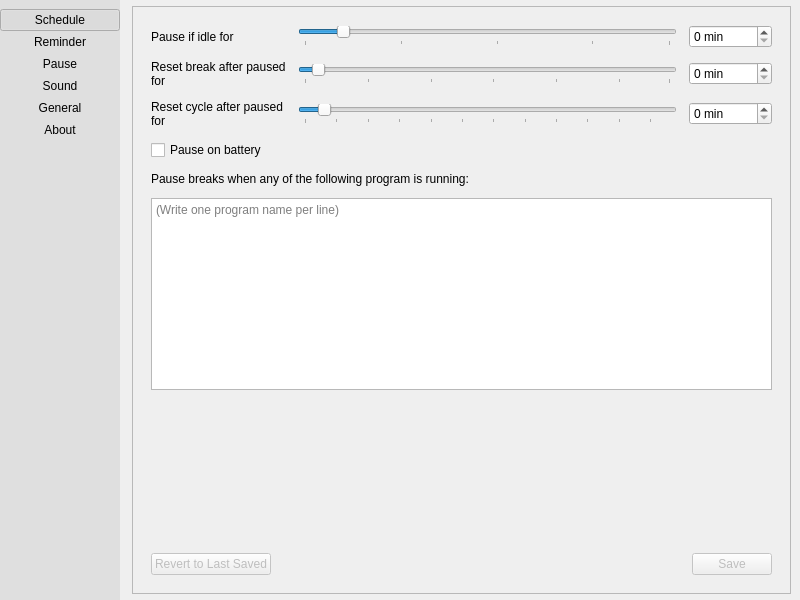
This is src/gui/pref-window.ui in AllanChain/sane-break as Qt 5 draws it before an edit. The edited form follows.
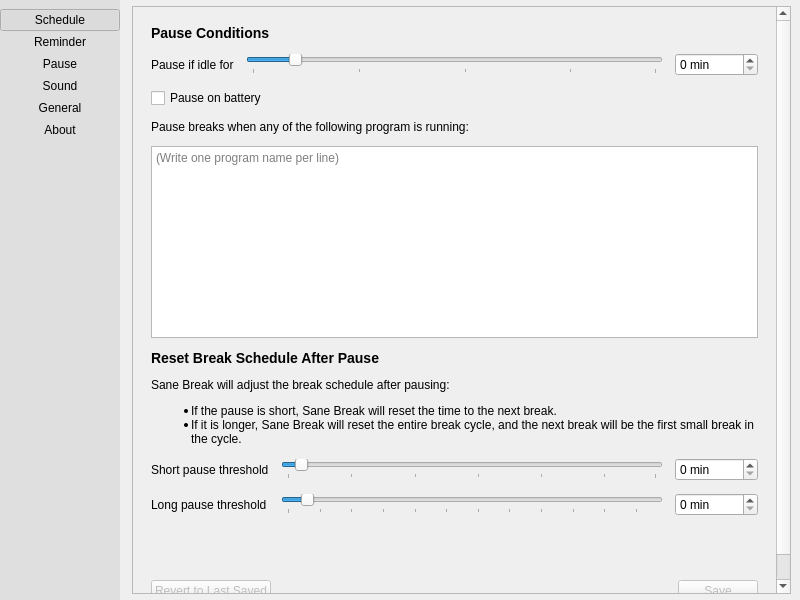
This is the edited form. The open tabs and pages were chosen to show the change. Icons and pictures are not drawn. Custom widgets are drawn as their Qt base class.

Commit message: improve description about reset after pause

```diff
--- a/src/gui/pref-window.ui
+++ b/src/gui/pref-window.ui
@@ -702,110 +702,15 @@
                <number>12</number>
               </property>
               <item>
-               <layout class="QGridLayout" name="gridLayout">
-                <property name="verticalSpacing">
-                 <number>12</number>
+               <widget class="QLabel" name="label_11">
+                <property name="text">
+                 <string>&lt;h3&gt;Pause Conditions&lt;/h3&gt;</string>
                 </property>
-                <item row="2" column="0">
-                 <widget class="QLabel" name="label_15">
-                  <property name="text">
-                   <string>Reset cycle after paused for</string>
-                  </property>
-                  <property name="wordWrap">
-                   <bool>true</bool>
-                  </property>
-                 </widget>
-                </item>
-                <item row="2" column="2">
-                 <widget class="QSpinBox" name="resetCycleBox">
-                  <property name="suffix">
-                   <string> min</string>
-                  </property>
-                  <property name="maximum">
-                   <number>65535</number>
-                  </property>
-                 </widget>
-                </item>
-                <item row="1" column="0">
-                 <widget class="QLabel" name="label_10">
-                  <property name="text">
-                   <string>Reset break after paused for</string>
-                  </property>
-                  <property name="wordWrap">
-                   <bool>true</bool>
-                  </property>
-                 </widget>
-                </item>
-                <item row="2" column="1">
-                 <widget class="SteppedSlider" name="resetCycleSlider">
-                  <property name="minimumSize">
-                   <size>
-                    <width>200</width>
-                    <height>0</height>
-                   </size>
-                  </property>
-                  <property name="minimum">
-                   <number>2</number>
-                  </property>
-                  <property name="maximum">
-                   <number>60</number>
-                  </property>
-                  <property name="value">
-                   <number>5</number>
-                  </property>
-                  <property name="orientation">
-                   <enum>Qt::Orientation::Horizontal</enum>
-                  </property>
-                  <property name="tickPosition">
-                   <enum>QSlider::TickPosition::TicksBelow</enum>
-                  </property>
-                  <property name="tickInterval">
-                   <number>5</number>
-                  </property>
-                 </widget>
-                </item>
-                <item row="1" column="2">
-                 <widget class="QSpinBox" name="resetBreakBox">
-                  <property name="suffix">
-                   <string> min</string>
-                  </property>
-                  <property name="maximum">
-                   <number>65535</number>
-                  </property>
-                 </widget>
-                </item>
-                <item row="0" column="1">
-                 <widget class="SteppedSlider" name="pauseOnIdleSlider">
-                  <property name="minimumSize">
-                   <size>
-                    <width>200</width>
-                    <height>0</height>
-                   </size>
-                  </property>
-                  <property name="minimum">
-                   <number>1</number>
-                  </property>
-                  <property name="maximum">
-                   <number>20</number>
-                  </property>
-                  <property name="pageStep">
-                   <number>0</number>
-                  </property>
-                  <property name="value">
-                   <number>3</number>
-                  </property>
-                  <property name="orientation">
-                   <enum>Qt::Orientation::Horizontal</enum>
-                  </property>
-                  <property name="tickPosition">
-                   <enum>QSlider::TickPosition::TicksBelow</enum>
-                  </property>
-                  <property name="tickInterval">
-                   <number>5</number>
-                  </property>
-                 </widget>
-                </item>
-                <item row="0" column="0">
+               </widget>
+              </item>
+              <item>
+               <layout class="QHBoxLayout" name="horizontalLayout_5">
+                <item>
                  <widget class="QLabel" name="label_7">
                   <property name="toolTip">
                    <string>Sane Break will pause if it detects no activity for this many minutes</string>
@@ -818,8 +723,8 @@
                   </property>
                  </widget>
                 </item>
-                <item row="1" column="1">
-                 <widget class="SteppedSlider" name="resetBreakSlider">
+                <item>
+                 <widget class="SteppedSlider" name="pauseOnIdleSlider">
                   <property name="minimumSize">
                    <size>
                     <width>200</width>
@@ -830,10 +735,13 @@
                    <number>1</number>
                   </property>
                   <property name="maximum">
-                   <number>30</number>
+                   <number>20</number>
+                  </property>
+                  <property name="pageStep">
+                   <number>0</number>
                   </property>
                   <property name="value">
-                   <number>2</number>
+                   <number>3</number>
                   </property>
                   <property name="orientation">
                    <enum>Qt::Orientation::Horizontal</enum>
@@ -846,7 +754,7 @@
                   </property>
                  </widget>
                 </item>
-                <item row="0" column="2">
+                <item>
                  <widget class="QSpinBox" name="pauseOnIdleBox">
                   <property name="suffix">
                    <string> min</string>
@@ -879,6 +787,121 @@
                 </property>
                </widget>
               </item>
+              <item>
+               <widget class="QLabel" name="label_24">
+                <property name="text">
+                 <string>&lt;h3&gt;Reset Break Schedule After Pause&lt;/h3&gt;
+&lt;p&gt;Sane Break will adjust the break schedule after pausing:&lt;/p&gt;
+&lt;ul&gt;
+  &lt;li&gt;If the pause is short, Sane Break will reset the time to the next break.&lt;/li&gt;
+  &lt;li&gt;If it is longer, Sane Break will reset the entire break cycle, and the next break will be the first small break in the cycle.&lt;/li&gt;
+&lt;/ul&gt;</string>
+                </property>
+                <property name="wordWrap">
+                 <bool>true</bool>
+                </property>
+               </widget>
+              </item>
+              <item>
+               <layout class="QGridLayout" name="gridLayout_9">
+                <item row="0" column="1">
+                 <widget class="SteppedSlider" name="resetBreakSlider">
+                  <property name="minimumSize">
+                   <size>
+                    <width>200</width>
+                    <height>0</height>
+                   </size>
+                  </property>
+                  <property name="minimum">
+                   <number>1</number>
+                  </property>
+                  <property name="maximum">
+                   <number>30</number>
+                  </property>
+                  <property name="value">
+                   <number>2</number>
+                  </property>
+                  <property name="orientation">
+                   <enum>Qt::Orientation::Horizontal</enum>
+                  </property>
+                  <property name="tickPosition">
+                   <enum>QSlider::TickPosition::TicksBelow</enum>
+                  </property>
+                  <property name="tickInterval">
+                   <number>5</number>
+                  </property>
+                 </widget>
+                </item>
+                <item row="0" column="2">
+                 <widget class="QSpinBox" name="resetBreakBox">
+                  <property name="suffix">
+                   <string> min</string>
+                  </property>
+                  <property name="maximum">
+                   <number>65535</number>
+                  </property>
+                 </widget>
+                </item>
+                <item row="1" column="0">
+                 <widget class="QLabel" name="label_15">
+                  <property name="text">
+                   <string>Long pause threshold</string>
+                  </property>
+                  <property name="wordWrap">
+                   <bool>true</bool>
+                  </property>
+                 </widget>
+                </item>
+                <item row="1" column="1">
+                 <widget class="SteppedSlider" name="resetCycleSlider">
+                  <property name="minimumSize">
+                   <size>
+                    <width>200</width>
+                    <height>0</height>
+                   </size>
+                  </property>
+                  <property name="minimum">
+                   <number>2</number>
+                  </property>
+                  <property name="maximum">
+                   <number>60</number>
+                  </property>
+                  <property name="value">
+                   <number>5</number>
+                  </property>
+                  <property name="orientation">
+                   <enum>Qt::Orientation::Horizontal</enum>
+                  </property>
+                  <property name="tickPosition">
+                   <enum>QSlider::TickPosition::TicksBelow</enum>
+                  </property>
+                  <property name="tickInterval">
+                   <number>5</number>
+                  </property>
+                 </widget>
+                </item>
+                <item row="1" column="2">
+                 <widget class="QSpinBox" name="resetCycleBox">
+                  <property name="suffix">
+                   <string> min</string>
+                  </property>
+                  <property name="maximum">
+                   <number>65535</number>
+                  </property>
+                 </widget>
+                </item>
+                <item row="0" column="0">
+                 <widget class="QLabel" name="label_10">
+                  <property name="text">
+                   <string>Short pause threshold</string>
+                  </property>
+                  <property name="wordWrap">
+                   <bool>true</bool>
+                  </property>
+                 </widget>
+                </item>
+               </layout>
+              </item>
              </layout>
             </widget>
             <widget class="QWidget" name="soundPage">
```
Left out of the diff: 2 changed lines with no effect on the pictures. The commit also changes 3 other files.
